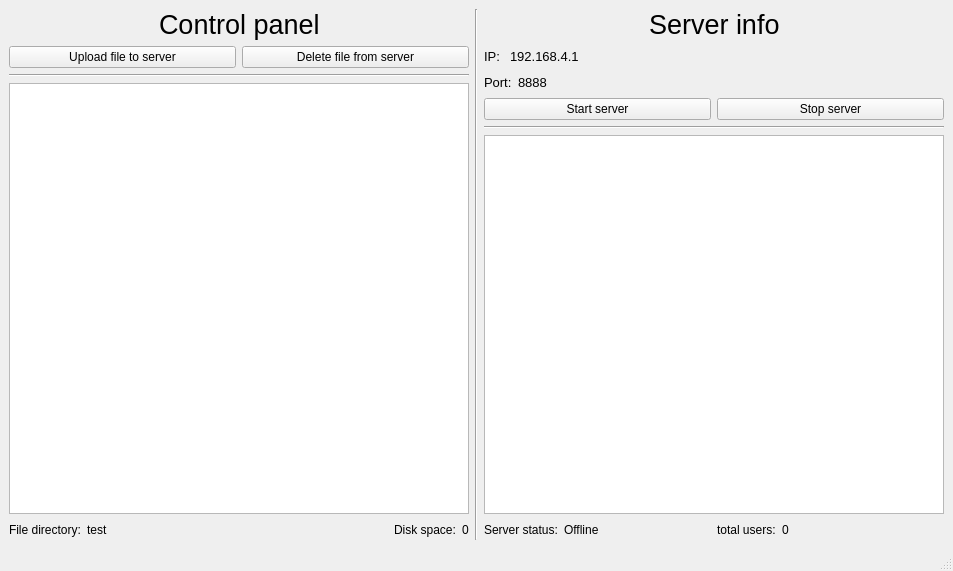
The window that Server/mainwindow.ui (Ast1o465/Qt-Torrent) describes before a commit, drawn with Qt 5.
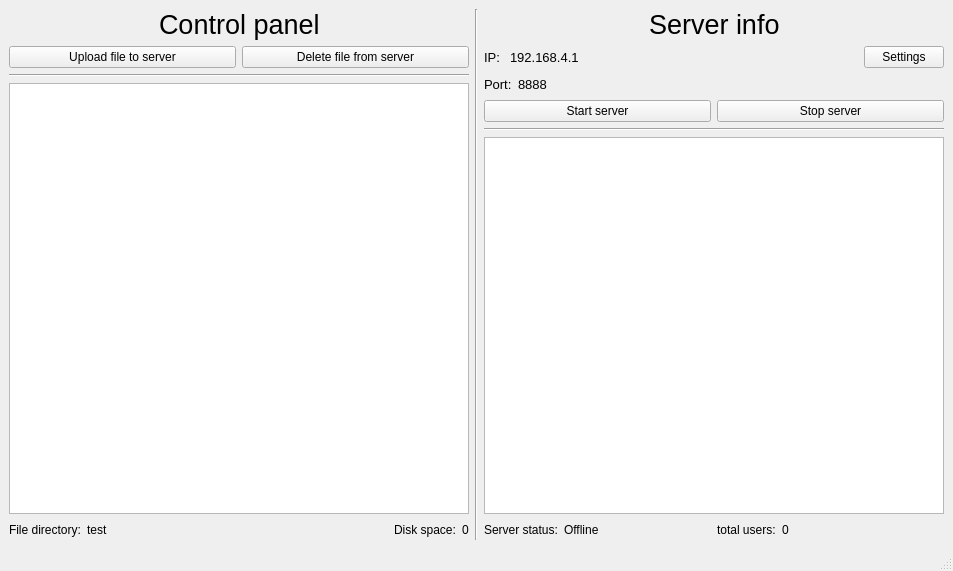
The same window after the commit.

Commit message: by creating a new UI file so that the server configuration could be changed

What changed in the file:
```diff
--- a/Server/mainwindow.ui
+++ b/Server/mainwindow.ui
@@ -265,6 +265,13 @@
             </property>
            </spacer>
           </item>
+          <item>
+           <widget class="QPushButton" name="Btn_settings">
+            <property name="text">
+             <string>Settings</string>
+            </property>
+           </widget>
+          </item>
          </layout>
         </item>
         <item>
```
The commit also changes 5 other files.
